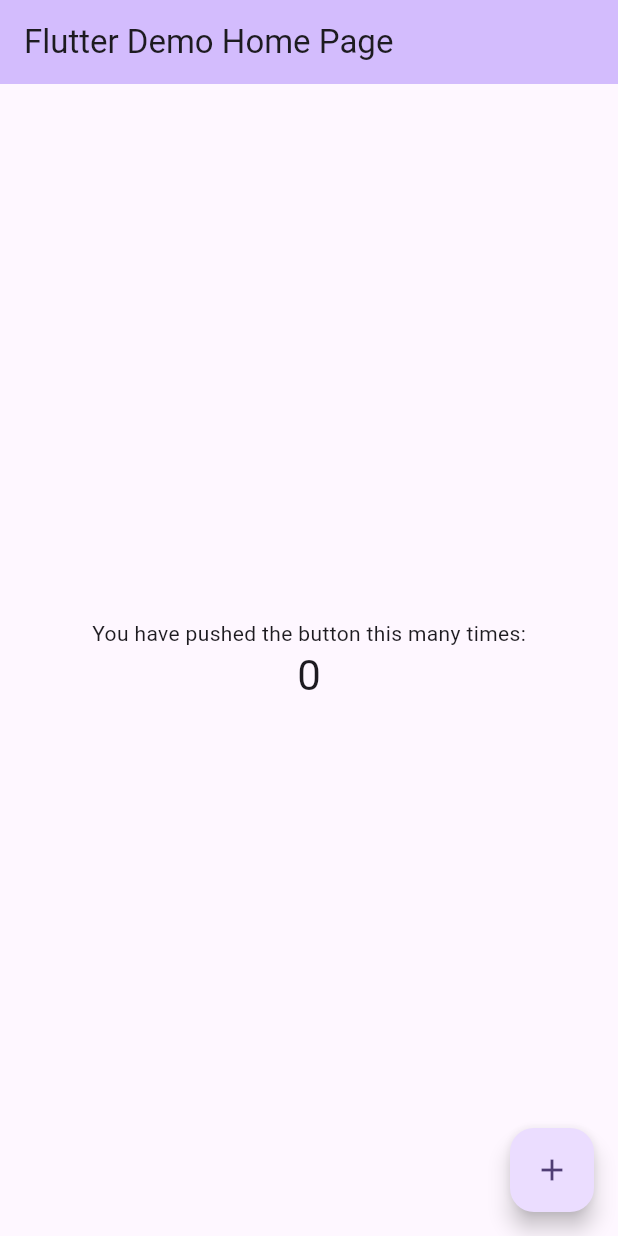
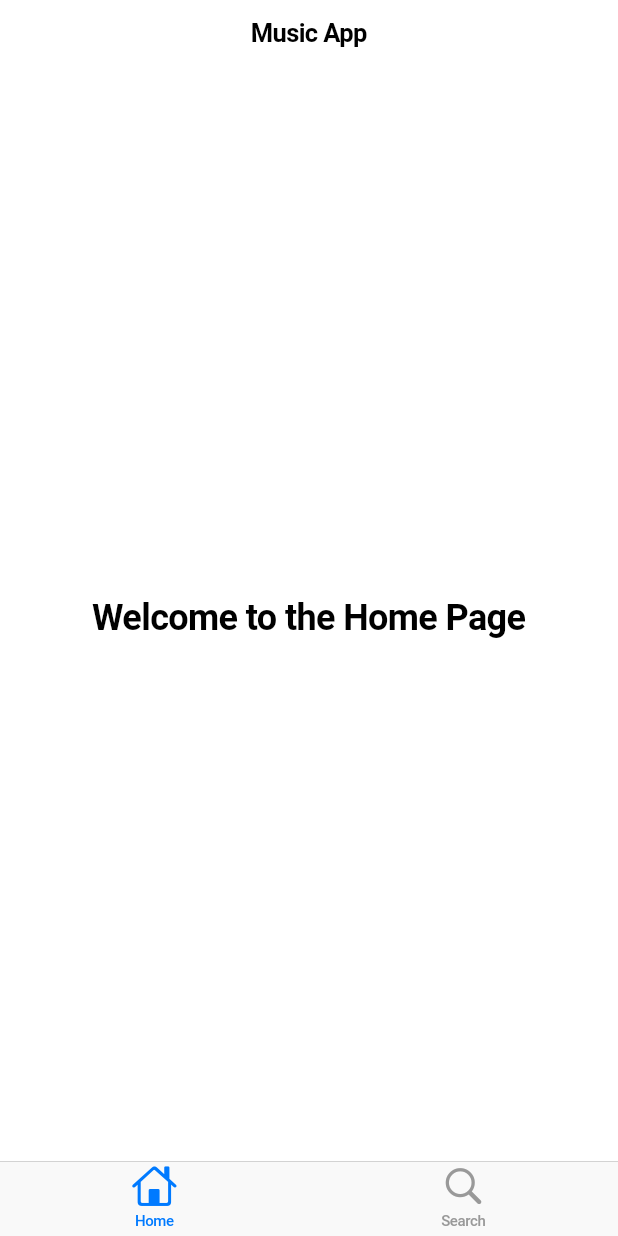
Before and after one commit to msbduno/music_app, a Flutter app: the screen it shows after launch, on a phone screen of 412 x 824 dp. Run offline on Flutter 3.47's test engine with Material 3 defaults, Android fonts, the phone set to English and light mode, and no system bars.

Commit message:
feat : add pages

```diff
--- a/lib/main.dart
+++ b/lib/main.dart
@@ -1,4 +1,7 @@
-import 'package:flutter/material.dart';
+import 'package:flutter/cupertino.dart';
+import 'package:music_app/ui/screens/search_details_screen.dart';
+import 'package:music_app/ui/screens/search_sreen.dart';
+import 'package:music_app/ui/widgets/navigationbar_widget.dart';
 
 void main() {
   runApp(const MyApp());
@@ -7,119 +10,14 @@ void main() {
 class MyApp extends StatelessWidget {
   const MyApp({super.key});
 
-  // This widget is the root of your application.
   @override
   Widget build(BuildContext context) {
-    return MaterialApp(
-      title: 'Flutter Demo',
-      theme: ThemeData(
-        // This is the theme of your application.
-        //
-        // TRY THIS: Try running your application with "flutter run". You'll see
-        // the application has a purple toolbar. Then, without quitting the app,
-        // try changing the seedColor in the colorScheme below to Colors.green
-        // and then invoke "hot reload" (save your changes or press the "hot
-        // reload" button in a Flutter-supported IDE, or press "r" if you used
-        // the command line to start the app).
-        //
-        // Notice that the counter didn't reset back to zero; the application
-        // state is not lost during the reload. To reset the state, use hot
-        // restart instead.
-        //
-        // This works for code too, not just values: Most code changes can be
-        // tested with just a hot reload.
-        colorScheme: ColorScheme.fromSeed(seedColor: Colors.deepPurple),
-        useMaterial3: true,
-      ),
-      home: const MyHomePage(title: 'Flutter Demo Home Page'),
+    return CupertinoApp(
+      home: const NavigationBar(),
+      routes: {
+        '/search': (context) => const SearchScreen(),
+        '/search_details': (context) => const SearchDetailsScreen( query: ''),
+      },
     );
   }
 }
-
-class MyHomePage extends StatefulWidget {
-  const MyHomePage({super.key, required this.title});
-
-  // This widget is the home page of your application. It is stateful, meaning
-  // that it has a State object (defined below) that contains fields that affect
-  // how it looks.
-
-  // This class is the configuration for the state. It holds the values (in this
-  // case the title) provided by the parent (in this case the App widget) and
-  // used by the build method of the State. Fields in a Widget subclass are
-  // always marked "final".
-
-  final String title;
-
-  @override
-  State<MyHomePage> createState() => _MyHomePageState();
-}
-
-class _MyHomePageState extends State<MyHomePage> {
-  int _counter = 0;
-
-  void _incrementCounter() {
-    setState(() {
-      // This call to setState tells the Flutter framework that something has
-      // changed in this State, which causes it to rerun the build method below
-      // so that the display can reflect the updated values. If we changed
-      // _counter without calling setState(), then the build method would not be
-      // called again, and so nothing would appear to happen.
-      _counter++;
-    });
-  }
-
-  @override
-  Widget build(BuildContext context) {
-    // This method is rerun every time setState is called, for instance as done
-    // by the _incrementCounter method above.
-    //
-    // The Flutter framework has been optimized to make rerunning build methods
-    // fast, so that you can just rebuild anything that needs updating rather
-    // than having to individually change instances of widgets.
-    return Scaffold(
-      appBar: AppBar(
-        // TRY THIS: Try changing the color here to a specific color (to
-        // Colors.amber, perhaps?) and trigger a hot reload to see the AppBar
-        // change color while the other colors stay the same.
-        backgroundColor: Theme.of(context).colorScheme.inversePrimary,
-        // Here we take the value from the MyHomePage object that was created by
-        // the App.build method, and use it to set our appbar title.
-        title: Text(widget.title),
-      ),
-      body: Center(
-        // Center is a layout widget. It takes a single child and positions it
-        // in the middle of the parent.
-        child: Column(
-          // Column is also a layout widget. It takes a list of children and
-          // arranges them vertically. By default, it sizes itself to fit its
-          // children horizontally, and tries to be as tall as its parent.
-          //
-          // Column has various properties to control how it sizes itself and
-          // how it positions its children. Here we use mainAxisAlignment to
-          // center the children vertically; the main axis here is the vertical
-          // axis because Columns are vertical (the cross axis would be
-          // horizontal).
-          //
-          // TRY THIS: Invoke "debug painting" (choose the "Toggle Debug Paint"
-          // action in the IDE, or press "p" in the console), to see the
-          // wireframe for each widget.
-          mainAxisAlignment: MainAxisAlignment.center,
-          children: <Widget>[
-            const Text(
-              'You have pushed the button this many times:',
-            ),
-            Text(
-              '$_counter',
-              style: Theme.of(context).textTheme.headlineMedium,
-            ),
-          ],
-        ),
-      ),
-      floatingActionButton: FloatingActionButton(
-        onPressed: _incrementCounter,
-        tooltip: 'Increment',
-        child: const Icon(Icons.add),
-      ), // This trailing comma makes auto-formatting nicer for build methods.
-    );
-  }
-}
--- /dev/null
+++ b/lib/ui/screens/home_screen.dart
@@ -0,0 +1,28 @@
+import 'package:flutter/cupertino.dart';
+
+class HomeScreen extends StatelessWidget {
+  const HomeScreen({super.key});
+
+  @override
+  Widget build(BuildContext context) {
+    return CupertinoPageScaffold(
+      navigationBar: const CupertinoNavigationBar(
+        middle: Text('Music App'),
+      ),
+      child: Center(
+        child: Column(
+          mainAxisAlignment: MainAxisAlignment.center,
+          children: <Widget>[
+            Text(
+              'Welcome to the Home Page',
+              style: CupertinoTheme.of(context).textTheme.textStyle.copyWith(
+                fontSize: 24,
+                fontWeight: FontWeight.bold,
+              ),
+            ),
+          ],
+        ),
+      ),
+    );
+  }
+}
--- /dev/null
+++ b/lib/ui/widgets/navigationbar_widget.dart
@@ -0,0 +1,41 @@
+import 'package:flutter/cupertino.dart';
+import 'package:music_app/ui/screens/home_screen.dart';
+import 'package:music_app/ui/screens/search_sreen.dart';
+
+class NavigationBar extends StatelessWidget {
+  const NavigationBar({super.key});
+
+  @override
+  Widget build(BuildContext context) {
+    return CupertinoTabScaffold(
+      tabBar: CupertinoTabBar(
+        items: const <BottomNavigationBarItem>[
+          BottomNavigationBarItem(
+            icon: Icon(CupertinoIcons.home),
+            label: 'Home',
+          ),
+          BottomNavigationBarItem(
+            icon: Icon(CupertinoIcons.search),
+            label: 'Search',
+          ),
+        ],
+      ),
+      tabBuilder: (BuildContext context, int index) {
+        switch (index) {
+          case 0:
+            return CupertinoTabView(
+              builder: (BuildContext context) => HomeScreen(),
+            );
+          case 1:
+            return CupertinoTabView(
+              builder: (BuildContext context) => SearchScreen(),
+            );
+          default:
+            return CupertinoTabView(
+              builder: (BuildContext context) => HomeScreen(),
+            );
+        }
+      },
+    );
+  }
+}
```
Also changed, not shown: lib/ui/screens/links_screen.dart (added, +31 -0 lines), lib/ui/screens/search_details_screen.dart (added, +55 -0 lines), lib/ui/screens/search_sreen.dart (added, +136 -0 lines), 2 other files.
